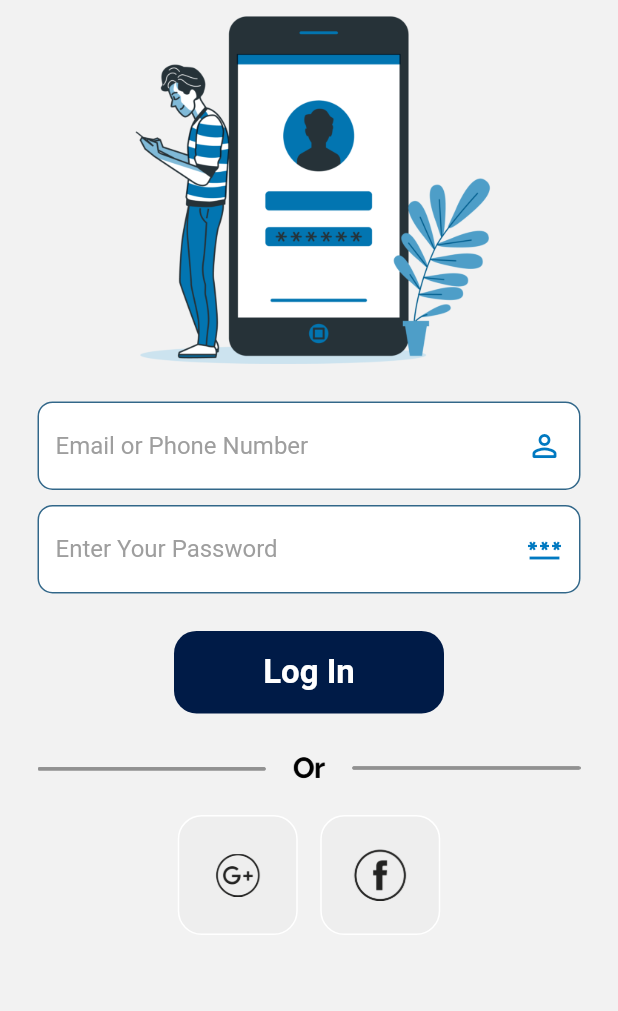
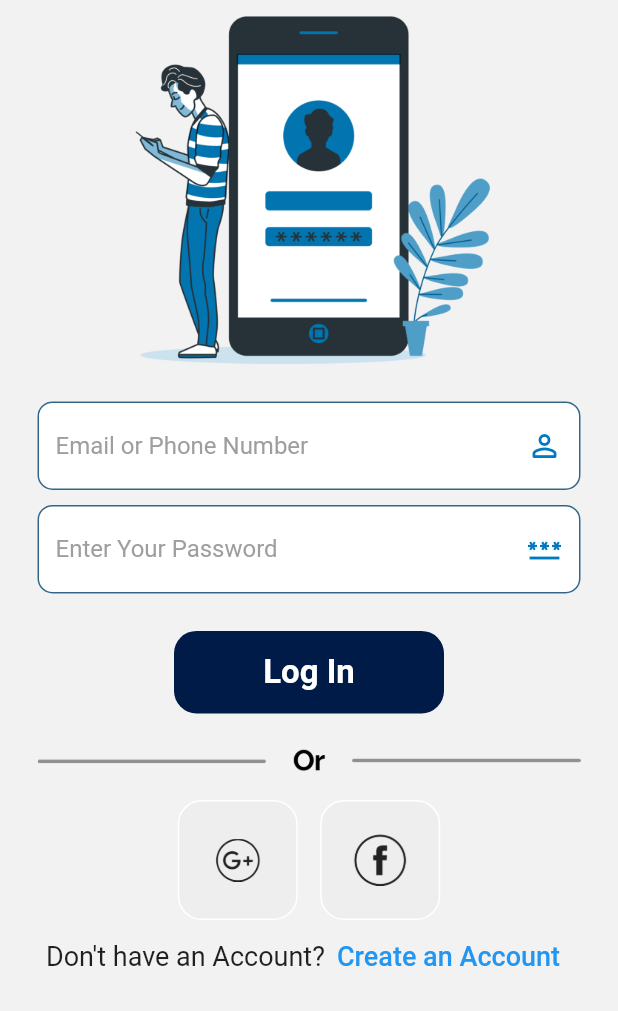
Before and after one commit to FYP-RBT/NextBus-Passenger, a Flutter app: the screen it shows after launch, after a tap on "Login", on a phone screen of 412 x 824 dp, the part 225-1236 px from its top. Run offline on Flutter 3.47's test engine with Material 2 defaults, Android fonts, the phone set to English and light mode, and no system bars.

Commit message:
Update loginPage.dart

```diff
--- a/nextbus_passenger/lib/authPages/loginPage.dart
+++ b/nextbus_passenger/lib/authPages/loginPage.dart
@@ -4,6 +4,7 @@ import '../colors.dart';
 import '../componants/button.dart';
 import '../componants/imageTile.dart';
 import '../componants/textfeild.dart';
+import '../methods/sizes.dart';
 
 class LoginPage extends StatefulWidget {
   const LoginPage({super.key});
@@ -59,12 +60,12 @@ class _LoginPageState extends State<LoginPage> {
 
               MyButton(onTap: (){}, childText: 'Log In', width: 180),
 
-              SizedBox(height: 25,),
+              SizedBox(height: 20,),
 
               Padding(padding: EdgeInsets.symmetric(horizontal: 25),
                   child: Image.asset('images/Or.png')),
 
-              SizedBox(height: 20,),
+              SizedBox(height: 15,),
 
               Row(
                 mainAxisAlignment: MainAxisAlignment.center,
@@ -79,6 +80,21 @@ class _LoginPageState extends State<LoginPage> {
                 ],
               ),
 
+          SizedBox(width: getPageWidth(context),
+            child: Row(
+              mainAxisAlignment: MainAxisAlignment.center,
+              children: [
+                 Text("Don't have an Account?", style: TextStyle(fontSize: 18),),
+                TextButton(onPressed: (){
+                  Navigator.push(
+                    context,
+                    MaterialPageRoute(builder: (context) => LoginPage()),
+                  );
+                }, child: const Text('Create an Account',style: TextStyle(fontSize: 18),))
+              ],
+            ),
+          ),
+
 
             ],
           ),
```
